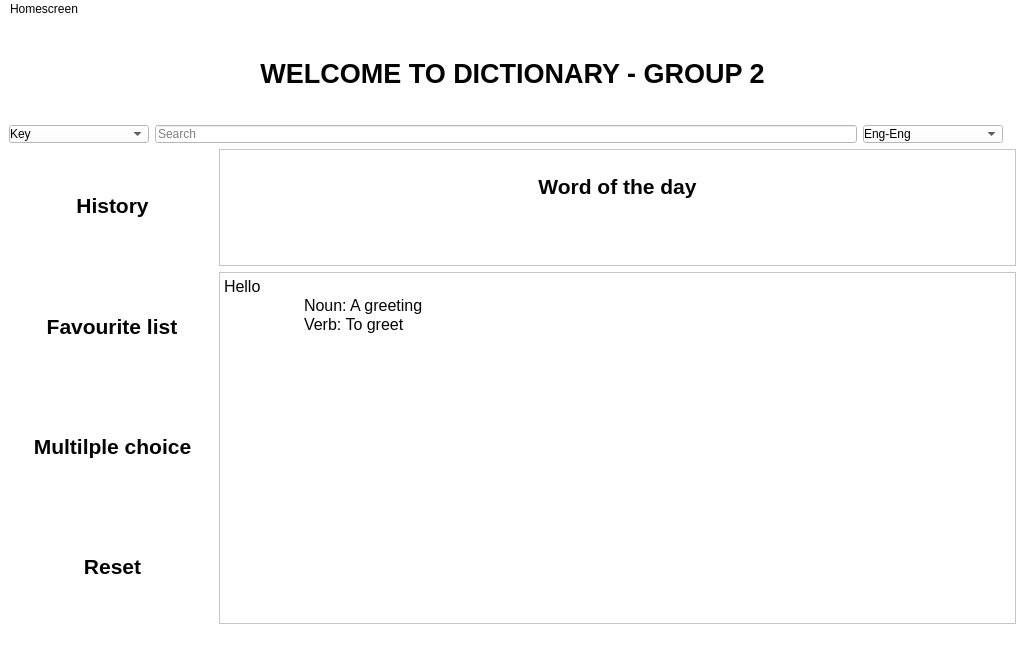
Old version of the form mainwindow.ui in the repository OHonSam/CS163_Group2_Dictionary.
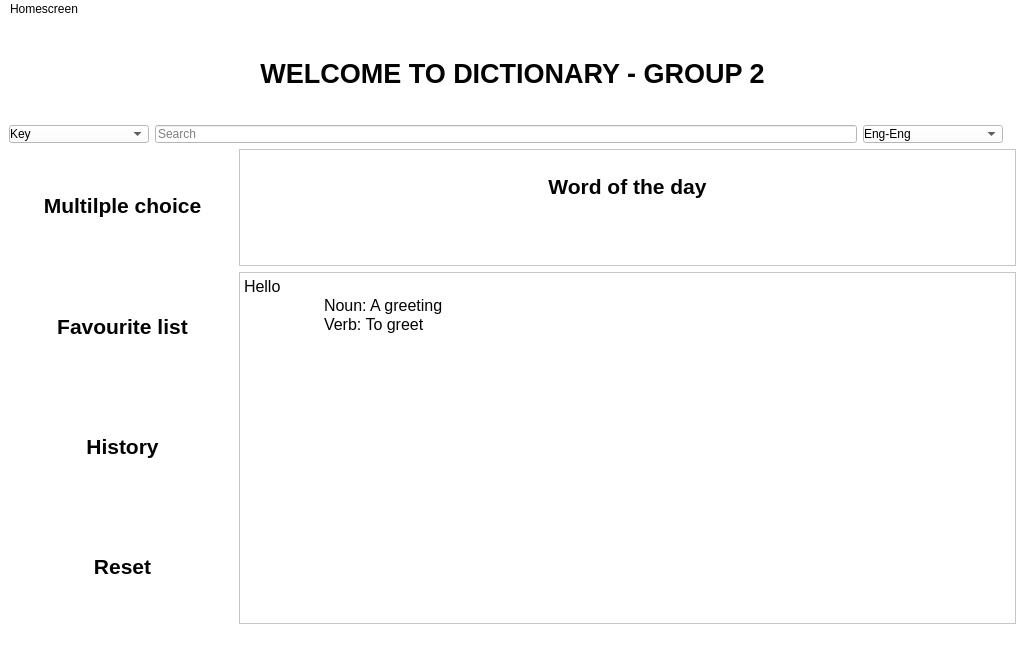
New version of the form. Icons and pictures are not drawn.

Commit message: add round corners in changeStyleSheet

```diff
--- a/mainwindow.ui
+++ b/mainwindow.ui
@@ -36,51 +36,75 @@
    <layout class="QGridLayout" name="gridLayout">
     <item row="1" column="0">
      <layout class="QVBoxLayout" name="verticalLayout">
-      <item>
-       <widget class="QLabel" name="label_10">
-        <property name="autoFillBackground">
-         <bool>false</bool>
-        </property>
-        <property name="styleSheet">
-         <string notr="true">
-padding: 30px;</string>
-        </property>
-        <property name="text">
-         <string>&lt;html&gt;&lt;head/&gt;&lt;body&gt;&lt;p align=&quot;center&quot;&gt;&lt;span style=&quot; font-size:16pt; font-weight:700; color:#030303;&quot;&gt;History&lt;/span&gt;&lt;/p&gt;&lt;/body&gt;&lt;/html&gt;</string>
-        </property>
-       </widget>
-      </item>
-      <item alignment="Qt::AlignHCenter">
-       <widget class="QLabel" name="label_13">
-        <property name="autoFillBackground">
-         <bool>false</bool>
-        </property>
-        <property name="styleSheet">
-         <string notr="true">background-image: url(:/background/images/bg/small orange.jpg);
-padding: 30px;</string>
-        </property>
-        <property name="text">
-         <string>&lt;html&gt;&lt;head/&gt;&lt;body&gt;&lt;p align=&quot;center&quot;&gt;&lt;span style=&quot; font-size:16pt; font-weight:700; color:#030303;&quot;&gt;Favourite list&lt;/span&gt;&lt;/p&gt;&lt;/body&gt;&lt;/html&gt;</string>
-        </property>
-       </widget>
-      </item>
       <item alignment="Qt::AlignHCenter">
        <widget class="QLabel" name="label_12">
         <property name="styleSheet">
-         <string notr="true">border-image: url(:/button/images/watercolor button/water-button jade.png);
-padding: 20px;</string>
+         <string notr="true">
+background-image: url(:/background/images/bg/small orange.jpg);
+padding: 30px;
+border-color: rgb(3, 3, 3);
+border-width : 0px;
+border-style:inset;
+border-radius: 20px;
+  min-height: 20px;
+  min-width: 20px</string>
         </property>
         <property name="text">
          <string>&lt;html&gt;&lt;head/&gt;&lt;body&gt;&lt;p align=&quot;center&quot;&gt;&lt;span style=&quot; font-size:16pt; font-weight:700; color:#030303;&quot;&gt;Multilple choice&lt;/span&gt;&lt;/p&gt;&lt;/body&gt;&lt;/html&gt;</string>
         </property>
        </widget>
       </item>
+      <item>
+       <widget class="QLabel" name="label_15">
+        <property name="autoFillBackground">
+         <bool>false</bool>
+        </property>
+        <property name="styleSheet">
+         <string notr="true">background-image: url(:/background/images/bg/small orange.jpg);
+padding: 30px;
+border-color: rgb(3, 3, 3);
+border-width : 0px;
+border-style:inset;
+border-radius: 20px;
+  min-height: 20px;
+  min-width: 20px</string>
+        </property>
+        <property name="text">
+         <string>&lt;html&gt;&lt;head/&gt;&lt;body&gt;&lt;p align=&quot;center&quot;&gt;&lt;span style=&quot; font-size:16pt; font-weight:700; color:#030303;&quot;&gt;Favourite list&lt;/span&gt;&lt;/p&gt;&lt;/body&gt;&lt;/html&gt;</string>
+        </property>
+       </widget>
+      </item>
+      <item>
+       <widget class="QLabel" name="label_14">
+        <property name="autoFillBackground">
+         <bool>false</bool>
+        </property>
+        <property name="styleSheet">
+         <string notr="true">background-image: url(:/background/images/bg/small orange.jpg);
+padding: 30px;
+border-color: rgb(3, 3, 3);
+border-width : 0px;
+border-style:inset;
+border-radius: 20px;
+  min-height: 20px;
+  min-width: 20px</string>
+        </property>
+        <property name="text">
+         <string>&lt;html&gt;&lt;head/&gt;&lt;body&gt;&lt;p align=&quot;center&quot;&gt;&lt;span style=&quot; font-size:16pt; font-weight:700; color:#030303;&quot;&gt;History&lt;/span&gt;&lt;/p&gt;&lt;/body&gt;&lt;/html&gt;</string>
+        </property>
+       </widget>
+      </item>
       <item>
        <widget class="QLabel" name="label_11">
         <property name="styleSheet">
          <string notr="true">border-image: url(:/button/images/watercolor button/water-button jade.png);
 padding: 30px;
-background-image: url(:/background/images/watercolor button/light water bg.jpg);</string>
+border-color: rgb(3, 3, 3);
+border-width : 0px;
+border-style:inset;
+border-radius: 20px;
+  min-height: 20px;
+  min-width: 20px</string>
         </property>
         <property name="text">
          <string>&lt;html&gt;&lt;head/&gt;&lt;body&gt;&lt;p align=&quot;center&quot;&gt;&lt;span style=&quot; font-size:16pt; font-weight:700; color:#030303;&quot;&gt;Reset&lt;/span&gt;&lt;/p&gt;&lt;/body&gt;&lt;/html&gt;</string>
@@ -243,6 +267,9 @@
 &lt;p style=&quot; margin-top:0px; margin-bottom:0px; margin-left:0px; margin-right:0px; -qt-block-indent:0; text-indent:0px;&quot;&gt;&lt;span style=&quot; font-size:12pt; color:#030303;&quot;&gt;	Noun: A greeting&lt;/span&gt;&lt;/p&gt;
 &lt;p style=&quot; margin-top:0px; margin-bottom:0px; margin-left:0px; margin-right:0px; -qt-block-indent:0; text-indent:0px;&quot;&gt;&lt;span style=&quot; font-size:12pt; color:#030303;&quot;&gt;	Verb: To greet&lt;/span&gt;&lt;/p&gt;&lt;/body&gt;&lt;/html&gt;</string>
         </property>
+        <property name="placeholderText">
+         <string>Displaying...</string>
+        </property>
        </widget>
       </item>
      </layout>
```
Left out of the diff: 9 changed lines with no effect on the pictures. The commit also changes 1 other file.
